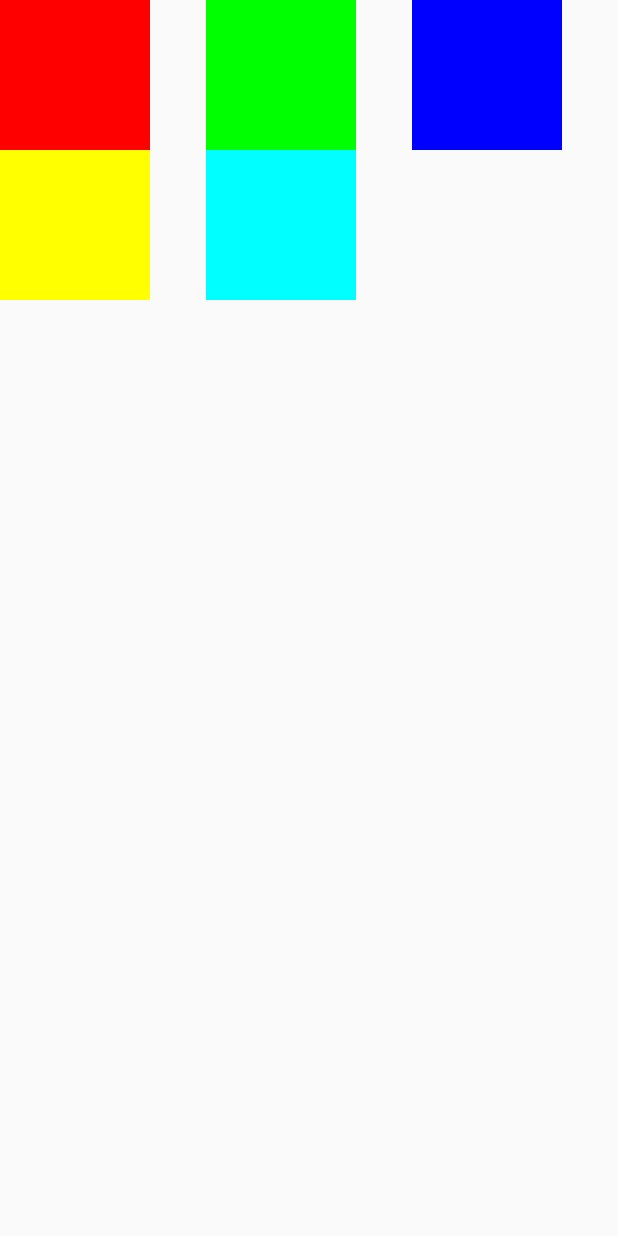
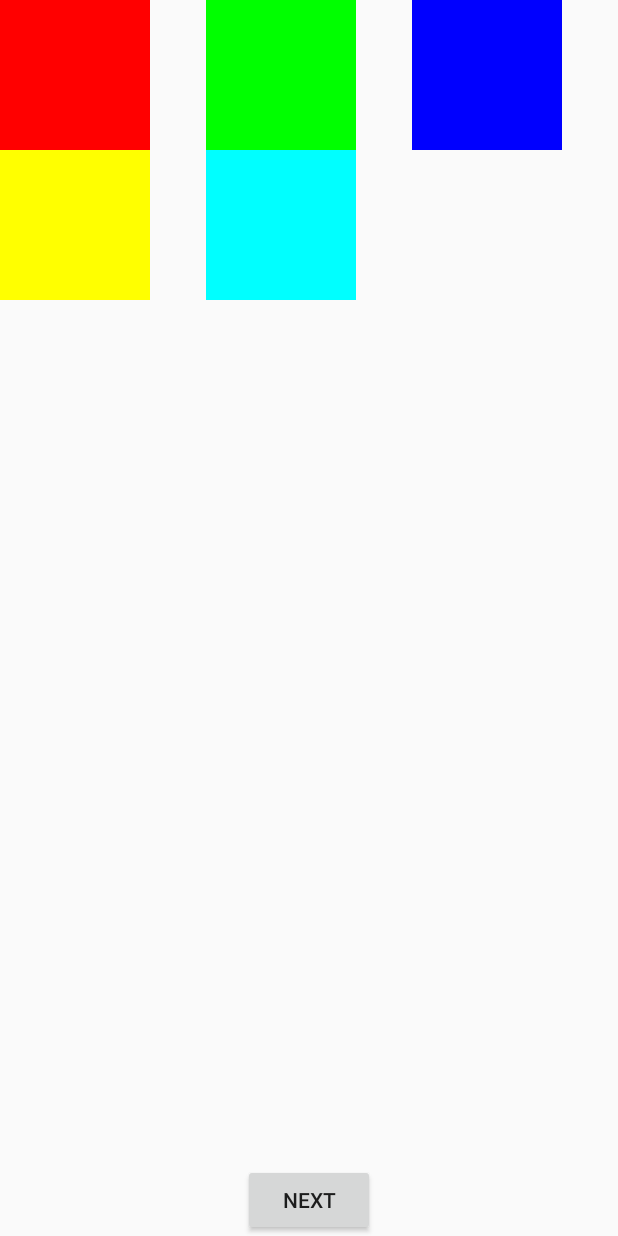
Before and after one commit to ArYalavarti/tsaSoftDev_17-18, an Android app: the screen it shows after launch (DiagnosticActivity), on a phone screen of 412 x 824 dp. Run offline under Robolectric (Android 15) with nearby library versions, the phone set to English and light mode, and no system bars.

Commit message:
Multiple pages for diagnostic test.

```diff
--- a/ColorPal/app/src/main/java/com/tsa/hths/colorpal/ColorBoxList.java
+++ b/ColorPal/app/src/main/java/com/tsa/hths/colorpal/ColorBoxList.java
@@ -12,6 +12,18 @@ public class ColorBoxList {
         mOrigColors = new ArrayList<Integer>();
         mColors = new ArrayList<Integer>();
         mLastClicked = -1;
+
+        for(Integer i : colors)
+        {
+            mOrigColors.add(i);
+            mColors.add(i);
+        }
+    }
+
+    public void setColors(ArrayList<Integer> colors)
+    {
+        mOrigColors.clear();
+        mColors.clear();
 
         for(Integer i : colors)
         {
@@ -40,6 +52,11 @@ public class ColorBoxList {
         mColors.set(b, temp);
     }
 
+    public int getScore()
+    {
+        return 5;
+    }
+
     public int getColorAtPos(int pos)
     {
         return mColors.get(pos);
--- a/ColorPal/app/src/main/java/com/tsa/hths/colorpal/DiagnosticFragment.java
+++ b/ColorPal/app/src/main/java/com/tsa/hths/colorpal/DiagnosticFragment.java
@@ -10,13 +10,24 @@ import android.view.LayoutInflater;
 import android.view.View;
 import android.view.ViewGroup;
 import android.support.v7.widget.RecyclerView;
+import android.widget.Button;
 
 import java.util.ArrayList;
 
 public class DiagnosticFragment extends Fragment {
 
     private RecyclerView mRecyclerView;
+    private Button mNextButton;
+
     private ColorBoxList mColorBoxList;
+
+    private int mRound = 0;
+    private int[] mResults = new int[4];
+
+    public static DiagnosticFragment getInstance()
+    {
+        return new DiagnosticFragment();
+    }
 
     private class ColorBoxViewHolder extends RecyclerView.ViewHolder
     {
@@ -72,10 +83,6 @@ public class DiagnosticFragment extends Fragment {
         }
     }
 
-    public static DiagnosticFragment getInstance()
-    {
-        return new DiagnosticFragment();
-    }
 
     @Nullable
     @Override
@@ -94,6 +101,15 @@ public class DiagnosticFragment extends Fragment {
         mRecyclerView.setLayoutManager(new GridLayoutManager(getActivity(), 3));
         mRecyclerView.setAdapter(new ColorBoxAdapter(mColorBoxList));
 
+        mNextButton = (Button) v.findViewById(R.id.diagnostic_test_next_button);
+        mNextButton.setOnClickListener(new View.OnClickListener() {
+            @Override
+            public void onClick(View view) {
+                mResults[mRound++] = mColorBoxList.getScore();
+                mColorBoxList.setColors(DiagnosticTestColorData.getColorsForRound(mRound));
+                mRecyclerView.getAdapter().notifyDataSetChanged();
+            }
+        });
 
 
         return v;
--- a/ColorPal/app/src/main/res/layout/diagnostic_test_fragment_layout.xml
+++ b/ColorPal/app/src/main/res/layout/diagnostic_test_fragment_layout.xml
@@ -1,5 +1,19 @@
 <?xml version="1.0" encoding="utf-8"?>
-<android.support.v7.widget.RecyclerView xmlns:android="http://schemas.android.com/apk/res/android"
-    android:id="@+id/diagnostic_recycler_view"
+<LinearLayout xmlns:android="http://schemas.android.com/apk/res/android"
     android:layout_width="match_parent"
-    android:layout_height="match_parent"/>
+    android:layout_height="match_parent"
+    android:orientation="vertical">
+
+    <android.support.v7.widget.RecyclerView
+        android:id="@+id/diagnostic_recycler_view"
+        android:layout_width="match_parent"
+        android:layout_height="0dp"
+        android:layout_weight="1"/>
+
+    <Button android:id="@+id/diagnostic_test_next_button"
+        android:layout_width="wrap_content"
+        android:layout_height="wrap_content"
+        android:layout_gravity="center"
+        android:text="@string/next"/>
+
+</LinearLayout>
--- a/ColorPal/app/src/main/res/values/strings.xml
+++ b/ColorPal/app/src/main/res/values/strings.xml
@@ -2,4 +2,5 @@
     <string name="app_name">ColorPal</string>
     <string name="diagButton">Take Diagnostic</string>
     <string name="imgAnalysis">Image Analysis</string>
+    <string name="next">Next</string>
 </resources>
```
Also changed, not shown: ColorPal/app/src/main/java/com/tsa/hths/colorpal/DiagnosticTestColorData.java (added, +26 -0 lines).
